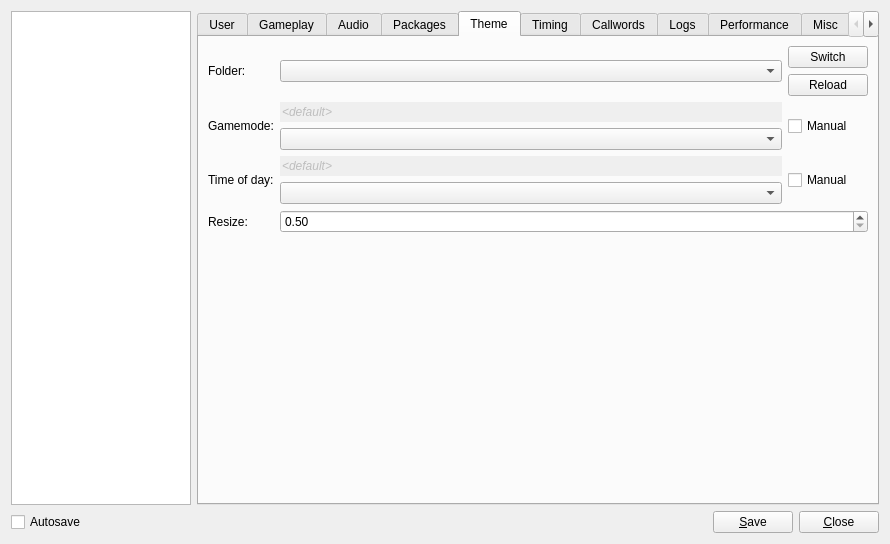
Old version of the form res/ui/config_panel.ui in the repository Mystery-Novel-Online/MNO-Client.
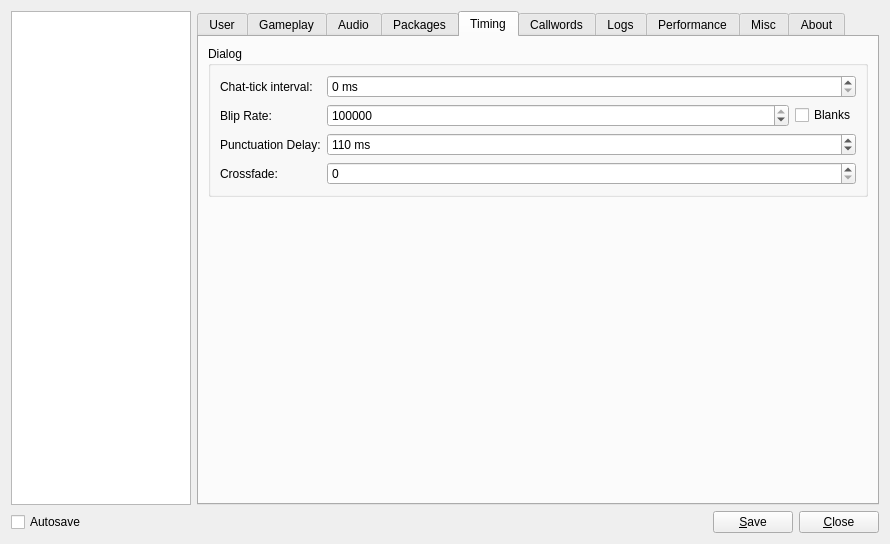
New version of the form. The open tabs and pages were chosen to show the change.

Commit message: Move "Theme" configuration tab to new system

The edit to the form file:
```diff
--- a/res/ui/config_panel.ui
+++ b/res/ui/config_panel.ui
@@ -710,221 +710,6 @@
          </item>
         </layout>
        </widget>
-       <widget class="QWidget" name="tab_6">
-        <attribute name="title">
-         <string>Theme</string>
-        </attribute>
-        <layout class="QVBoxLayout" name="verticalLayout_9">
-         <item>
-          <layout class="QGridLayout" name="gridLayout_4">
-           <item row="1" column="3">
-            <layout class="QVBoxLayout" name="verticalLayout_7">
-             <item>
-              <widget class="QPushButton" name="switch_theme">
-               <property name="sizePolicy">
-                <sizepolicy hsizetype="Maximum" vsizetype="Fixed">
-                 <horstretch>0</horstretch>
-                 <verstretch>0</verstretch>
-                </sizepolicy>
-               </property>
-               <property name="text">
-                <string>Switch</string>
-               </property>
-              </widget>
-             </item>
-             <item>
-              <widget class="QPushButton" name="reload_theme">
-               <property name="sizePolicy">
-                <sizepolicy hsizetype="Maximum" vsizetype="Fixed">
-                 <horstretch>0</horstretch>
-                 <verstretch>0</verstretch>
-                </sizepolicy>
-               </property>
-               <property name="text">
-                <string>Reload</string>
-               </property>
-              </widget>
-             </item>
-            </layout>
-           </item>
-           <item row="1" column="1" colspan="2">
-            <widget class="QComboBox" name="theme"/>
-           </item>
-           <item row="6" column="0">
-            <widget class="QLabel" name="label_resize">
-             <property name="text">
-              <string>Resize:</string>
-             </property>
-            </widget>
-           </item>
-           <item row="2" column="0" rowspan="2">
-            <widget class="QLabel" name="gamemode_label">
-             <property name="sizePolicy">
-              <sizepolicy hsizetype="Maximum" vsizetype="Preferred">
-               <horstretch>0</horstretch>
-               <verstretch>0</verstretch>
-              </sizepolicy>
-             </property>
-             <property name="text">
-              <string>Gamemode:</string>
-             </property>
-            </widget>
-           </item>
-           <item row="2" column="3" rowspan="2">
-            <widget class="QCheckBox" name="manual_gamemode_selection">
-             <property name="sizePolicy">
-              <sizepolicy hsizetype="Maximum" vsizetype="Fixed">
-               <horstretch>0</horstretch>
-               <verstretch>0</verstretch>
-              </sizepolicy>
-             </property>
-             <property name="toolTip">
-              <string>&lt;html&gt;&lt;head/&gt;&lt;body&gt;&lt;p&gt;Allows you to manually switch to a gamemode interface.&lt;/p&gt;&lt;/body&gt;&lt;/html&gt;</string>
-             </property>
-             <property name="text">
-              <string>Manual</string>
-             </property>
-            </widget>
-           </item>
-           <item row="6" column="1" colspan="3">
-            <widget class="QDoubleSpinBox" name="themeResizeSpinbox">
-             <property name="minimum">
-              <double>0.500000000000000</double>
-             </property>
-             <property name="maximum">
-              <double>2.000000000000000</double>
-             </property>
-            </widget>
-           </item>
-           <item row="4" column="0" rowspan="2">
-            <widget class="QLabel" name="timeofday_label">
-             <property name="sizePolicy">
-              <sizepolicy hsizetype="Maximum" vsizetype="Preferred">
-               <horstretch>0</horstretch>
-               <verstretch>0</verstretch>
-              </sizepolicy>
-             </property>
-             <property name="text">
-              <string>Time of day:</string>
-             </property>
-            </widget>
-           </item>
-           <item row="4" column="3" rowspan="2">
-            <widget class="QCheckBox" name="manual_timeofday_selection">
-             <property name="sizePolicy">
-              <sizepolicy hsizetype="Maximum" vsizetype="Fixed">
-               <horstretch>0</horstretch>
-               <verstretch>0</verstretch>
-              </sizepolicy>
-             </property>
-             <property name="text">
-              <string>Manual</string>
-             </property>
-            </widget>
-           </item>
-           <item row="4" column="1" rowspan="2" colspan="2">
-            <layout class="QVBoxLayout" name="verticalLayout_5">
-             <item>
-              <widget class="QLineEdit" name="timeofday">
-               <property name="enabled">
-                <bool>false</bool>
-               </property>
-               <property name="font">
-                <font>
-                 <italic>true</italic>
-                </font>
-               </property>
-               <property name="toolTip">
-                <string>&lt;html&gt;&lt;head/&gt;&lt;body&gt;&lt;p&gt;The &lt;span style=&quot; font-weight:600; color:#0000ff;&quot;&gt;currently active&lt;/span&gt; time of day.&lt;/p&gt;&lt;/body&gt;&lt;/html&gt;</string>
-               </property>
-               <property name="text">
-                <string>&lt;default&gt;</string>
-               </property>
-               <property name="frame">
-                <bool>false</bool>
-               </property>
-               <property name="readOnly">
-                <bool>true</bool>
-               </property>
-              </widget>
-             </item>
-             <item>
-              <widget class="QComboBox" name="manual_timeofday">
-               <property name="toolTip">
-                <string>&lt;html&gt;&lt;head/&gt;&lt;body&gt;&lt;p&gt;The &lt;span style=&quot; font-weight:600; color:#0000ff;&quot;&gt;current manually selected&lt;/span&gt; time of day.&lt;/p&gt;&lt;/body&gt;&lt;/html&gt;</string>
-               </property>
-              </widget>
-             </item>
-            </layout>
-           </item>
-           <item row="2" column="1" rowspan="2" colspan="2">
-            <layout class="QVBoxLayout" name="verticalLayout_4">
-             <item>
-              <widget class="QLineEdit" name="gamemode">
-               <property name="enabled">
-                <bool>false</bool>
-               </property>
-               <property name="font">
-                <font>
-                 <italic>true</italic>
-                </font>
-               </property>
-               <property name="toolTip">
-                <string>&lt;html&gt;&lt;head/&gt;&lt;body&gt;&lt;p&gt;The &lt;span style=&quot; font-weight:600; color:#0000ff;&quot;&gt;currently active&lt;/span&gt; gamemode.&lt;/p&gt;&lt;/body&gt;&lt;/html&gt;</string>
-               </property>
-               <property name="text">
-                <string>&lt;default&gt;</string>
-               </property>
-               <property name="frame">
-                <bool>false</bool>
-               </property>
-               <property name="readOnly">
-                <bool>true</bool>
-               </property>
-              </widget>
-             </item>
-             <item>
-              <widget class="QComboBox" name="manual_gamemode">
-               <property name="enabled">
-                <bool>true</bool>
-               </property>
-               <property name="toolTip">
-                <string>&lt;html&gt;&lt;head/&gt;&lt;body&gt;&lt;p&gt;The &lt;span style=&quot; font-weight:600; color:#0000ff;&quot;&gt;current manually selected&lt;/span&gt; gamemode.&lt;/p&gt;&lt;/body&gt;&lt;/html&gt;</string>
-               </property>
-              </widget>
-             </item>
-            </layout>
-           </item>
-           <item row="1" column="0">
-            <widget class="QLabel" name="theme_label">
-             <property name="sizePolicy">
-              <sizepolicy hsizetype="Maximum" vsizetype="Preferred">
-               <horstretch>0</horstretch>
-               <verstretch>0</verstretch>
-              </sizepolicy>
-             </property>
-             <property name="text">
-              <string>Folder:</string>
-             </property>
-            </widget>
-           </item>
-          </layout>
-         </item>
-         <item>
-          <spacer name="verticalSpacer_4">
-           <property name="orientation">
-            <enum>Qt::Vertical</enum>
-           </property>
-           <property name="sizeHint" stdset="0">
-            <size>
-             <width>20</width>
-             <height>40</height>
-            </size>
-           </property>
-          </spacer>
-         </item>
-        </layout>
-       </widget>
        <widget class="QWidget" name="tab_5">
         <attribute name="title">
          <string>Timing</string>
```
Left out of the diff: 2 changed lines with no effect on the pictures. The commit also changes 23 other files.
